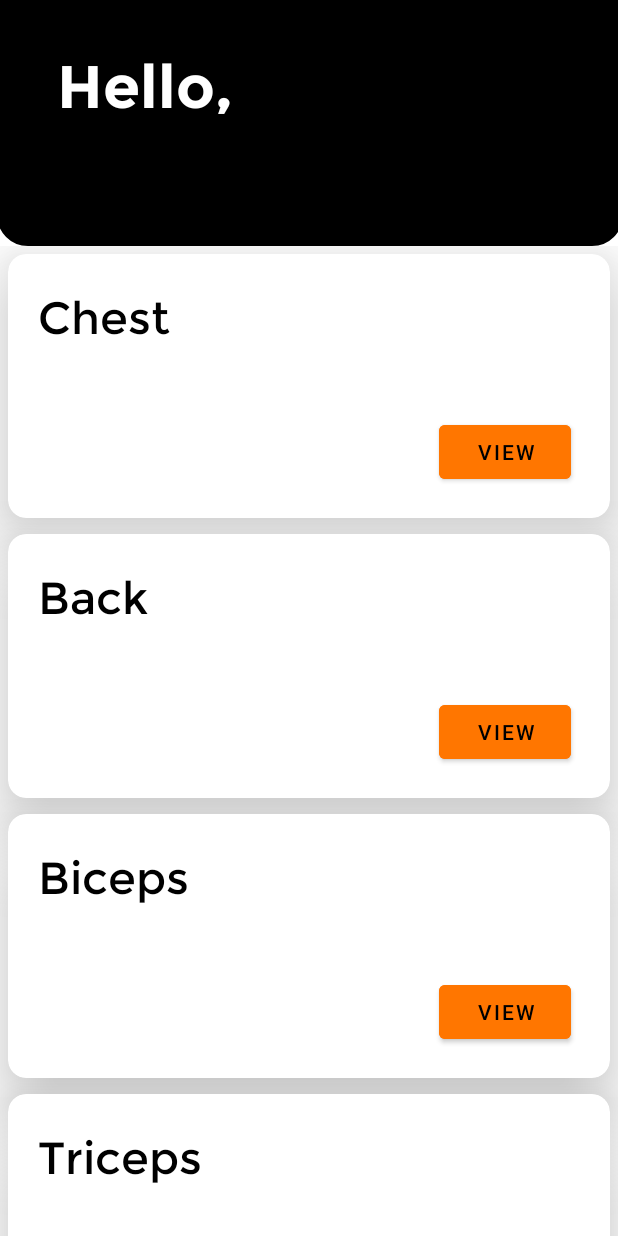
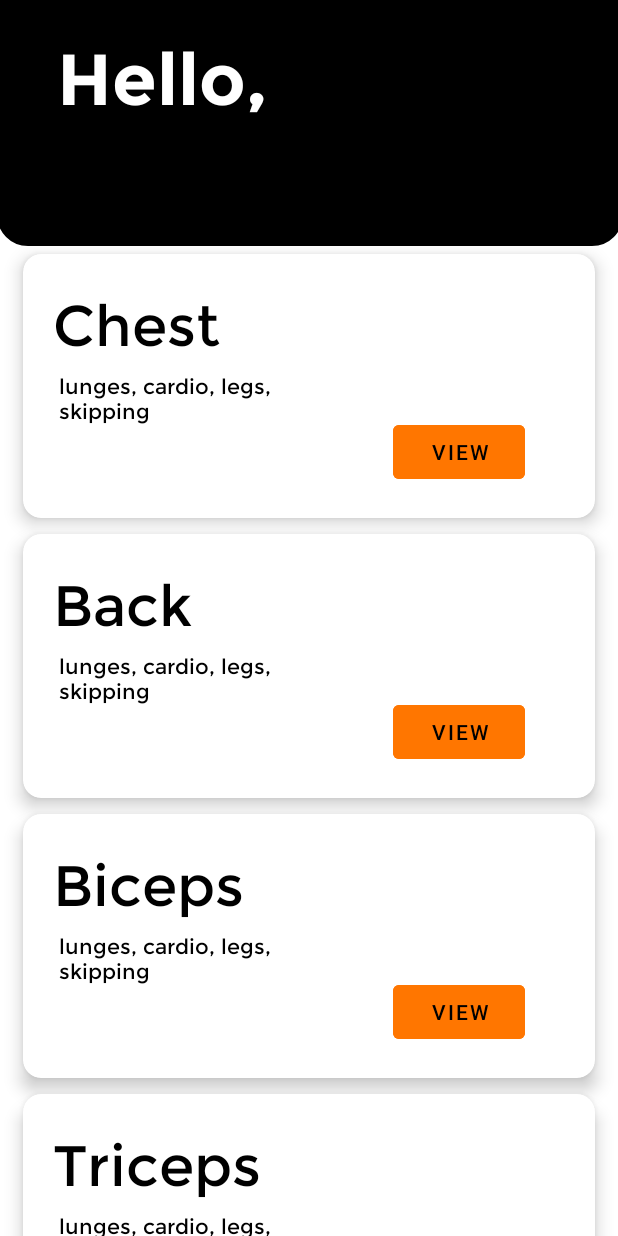
Before and after one commit to Adrito-M/FitnessAid, an Android app: the PresetsScreen screen opened directly, with no data from a screen before it, on a phone screen of 412 x 824 dp. Run offline under Robolectric (Android 15) with nearby library versions, the phone set to English and light mode, and no system bars.

Commit message:
minor ui changes fontSize shadowElevation margin textHeight: wrap_content as it was overflowing button repositioned

```diff
--- a/app/src/main/java/com/contest/fitnessaid/MainActivity.kt
+++ b/app/src/main/java/com/contest/fitnessaid/MainActivity.kt
@@ -18,7 +18,7 @@ class MainActivity : AppCompatActivity() {
 
         Handler().postDelayed({
             if(cond == "YES"){
-                //scree2 needs to be changed to presetScreen
+                //screen2 needs to be changed to presetScreen
                 val intent = Intent(this@MainActivity, Screen2::class.java )
                 startActivity(intent)
                 finish()
--- a/app/src/main/res/layout/activity_presets_screen.xml
+++ b/app/src/main/res/layout/activity_presets_screen.xml
@@ -17,7 +17,7 @@
         android:paddingEnd="40sp"
         android:text="Hello"
         android:textColor="@color/white"
-        android:textSize="40sp"
+        android:textSize="48sp"
         app:layout_constraintEnd_toEndOf="parent"
         app:layout_constraintStart_toStartOf="parent"
         app:layout_constraintTop_toTopOf="parent" />
--- a/app/src/main/res/layout/activity_screen2.xml
+++ b/app/src/main/res/layout/activity_screen2.xml
@@ -27,7 +27,7 @@
         android:layout_width="match_parent"
         android:layout_height="wrap_content"
         android:fontFamily="@font/montserratregular"
-        android:text="Introduce yourself!"
+        android:text="Introduce yourself."
         android:textAlignment="center"
         android:textColor="@color/black"
         android:textSize="32sp"
@@ -78,7 +78,7 @@
         app:layout_constraintEnd_toEndOf="parent"
         app:layout_constraintStart_toStartOf="parent"
         app:layout_constraintTop_toBottomOf="@+id/filledTextField"
-        app:layout_constraintVertical_bias="0.334" />
+        app:layout_constraintVertical_bias="0.284" />
 
 
 </androidx.constraintlayout.widget.ConstraintLayout>
--- a/app/src/main/res/layout/presets_card_layout.xml
+++ b/app/src/main/res/layout/presets_card_layout.xml
@@ -5,10 +5,13 @@
     android:layout_height="wrap_content"
     xmlns:app="http://schemas.android.com/apk/res-auto"
     android:id="@+id/preset_card"
-    android:layout_margin="5dp"
+    android:layout_marginLeft="15dp"
+    android:layout_marginRight="15dp"
+    android:layout_marginTop="5dp"
+    android:layout_marginBottom="5dp"
     app:cardBackgroundColor="@color/white"
     app:cardCornerRadius="12dp"
-    app:cardElevation="30dp"
+    app:cardElevation="7dp"
     app:contentPadding="4dp"
     >
 
@@ -21,9 +24,10 @@
         <TextView
             android:id="@+id/preset_title"
             android:layout_width="236dp"
-            android:layout_height="39dp"
+            android:layout_height="wrap_content"
             android:layout_marginTop="4dp"
-            android:textSize="30sp"
+            android:textSize="38sp"
+            android:text="Chest"
             app:layout_constraintEnd_toEndOf="parent"
             app:layout_constraintHorizontal_bias="0.0"
             app:layout_constraintStart_toStartOf="parent"
@@ -35,6 +39,7 @@
             android:id="@+id/activities_in"
             android:layout_width="182dp"
             android:layout_height="44dp"
+            android:text="lunges, cardio, legs, skipping"
             android:layout_marginStart="4dp"
             android:layout_marginBottom="32dp"
             app:layout_constraintBottom_toBottomOf="parent"
@@ -44,18 +49,19 @@
 
         <Button
             android:id="@+id/view_button"
+            style="@style/Widget.MaterialComponents.Button.TextButton"
             android:layout_width="wrap_content"
             android:layout_height="wrap_content"
-            app:layout_constraintBottom_toBottomOf="parent"
-            app:layout_constraintEnd_toEndOf="parent"
-            app:layout_constraintHorizontal_bias="0.932"
-            app:layout_constraintStart_toEndOf="@+id/activities_in"
-            app:layout_constraintTop_toTopOf="parent"
-            app:layout_constraintVertical_bias="1.0"
             android:backgroundTint="#FF7600"
             android:text="VIEW"
             android:textColor="@color/black"
-            />
+            app:layout_constraintBottom_toBottomOf="parent"
+            app:layout_constraintEnd_toEndOf="parent"
+            app:layout_constraintHorizontal_bias="0.602"
+            app:layout_constraintStart_toEndOf="@+id/activities_in"
+
+            app:layout_constraintTop_toTopOf="parent"
+            app:layout_constraintVertical_bias="1.0" />
 
 
     </androidx.constraintlayout.widget.ConstraintLayout>
--- a/app/src/main/res/values/strings.xml
+++ b/app/src/main/res/values/strings.xml
@@ -1,4 +1,4 @@
 <resources>
     <string name="app_name">beFit.</string>
-    <string name="logo">BeFit.</string>
+    <string name="logo">beFit.</string>
 </resources>
```
